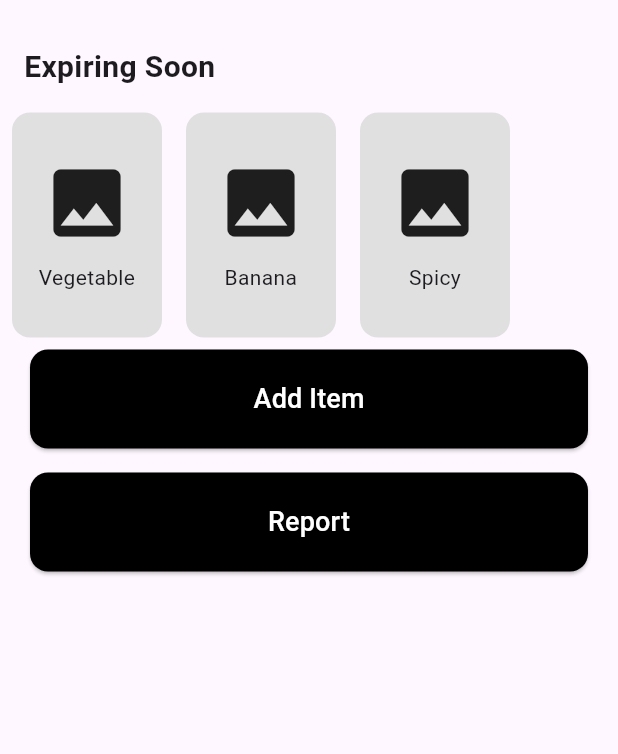
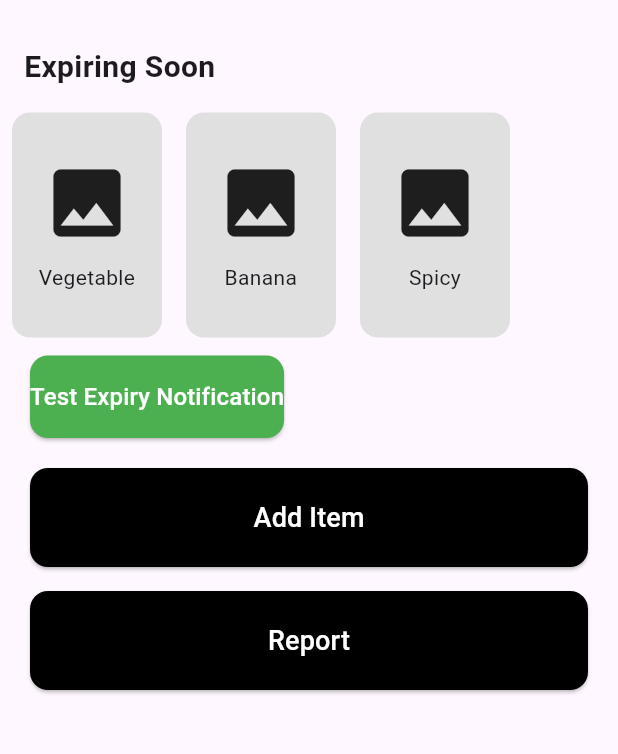
Before and after one commit to AkiAndrew/freshly, a Flutter app: the UserHomeScreen screen opened by its route, on a phone screen of 412 x 824 dp, the part 63-817 px from its top. Run offline on Flutter 3.47's test engine with Material 3 defaults, Android fonts, the phone set to English and light mode, and no system bars; our stand-ins replace cloud_firestore, firebase_auth, firebase_core, flutter_local_notifications, image_picker, permission_handler; missing offline and left inert: google_mlkit_image_labeling, mobile_scanner; accounts and stored records are empty.

Commit message:
Updated notification

```diff
--- a/lib/user_home_screen.dart
+++ b/lib/user_home_screen.dart
@@ -1,17 +1,11 @@
 import 'package:flutter/material.dart';
-import 'package:firebase_core/firebase_core.dart'; // Firebase Core
-import 'scanner_screen.dart';
-import 'waste_reduction_screen.dart';
-import 'login_screen.dart'; // import the login screen
 import 'package:firebase_auth/firebase_auth.dart';
-
-
+import 'notification_service.dart'; // import your notification service
 
 class UserHomeScreen extends StatelessWidget {
   final List<Map<String, dynamic>> _pages = [
     {'title': 'Add Item', 'route': '/product'},
     {'title': 'Report', 'route': '/waste'},
-
   ];
 
   final List<Map<String, String>> expiringSoonItems = [
@@ -22,6 +16,8 @@ class UserHomeScreen extends StatelessWidget {
 
   @override
   Widget build(BuildContext context) {
+    final currentUserId = FirebaseAuth.instance.currentUser?.uid ?? 'demoUserId';
+
     return Scaffold(
       appBar: AppBar(
         automaticallyImplyLeading: false,
@@ -80,6 +76,29 @@ class UserHomeScreen extends StatelessWidget {
               },
             ),
           ),
+
+          // Test Notification Button
+          Padding(
+            padding: const EdgeInsets.symmetric(horizontal: 20, vertical: 12),
+            child: ElevatedButton(
+              style: ElevatedButton.styleFrom(
+                padding: EdgeInsets.symmetric(vertical: 16),
+                backgroundColor: Colors.green,
+                shape: RoundedRectangleBorder(borderRadius: BorderRadius.circular(12)),
+              ),
+              onPressed: () async {
+                final notificationService = NotificationService();
+                await notificationService.init();
+                await notificationService.checkAndNotifyExpiry(currentUserId);
+
+                ScaffoldMessenger.of(context).showSnackBar(
+                  SnackBar(content: Text('Checked for expiring products')),
+                );
+              },
+              child: Text('Test Expiry Notification', style: TextStyle(fontSize: 16, color: Colors.white)),
+            ),
+          ),
+
           Expanded(
             child: ListView.builder(
               itemCount: _pages.length,
--- a/pubspec.yaml
+++ b/pubspec.yaml
@@ -42,6 +42,7 @@ dependencies:
   cloud_firestore: ^4.14.0
   firebase_auth: ^4.15.0
   firebase_storage: ^11.5.0
+  flutter_local_notifications: ^19.2.1
 
   # The following adds the Cupertino Icons font to your application.
   # Use with the CupertinoIcons class for iOS style icons.
```
Also changed, not shown: lib/notification_service.dart (added, +60 -0 lines), 3 other files.
